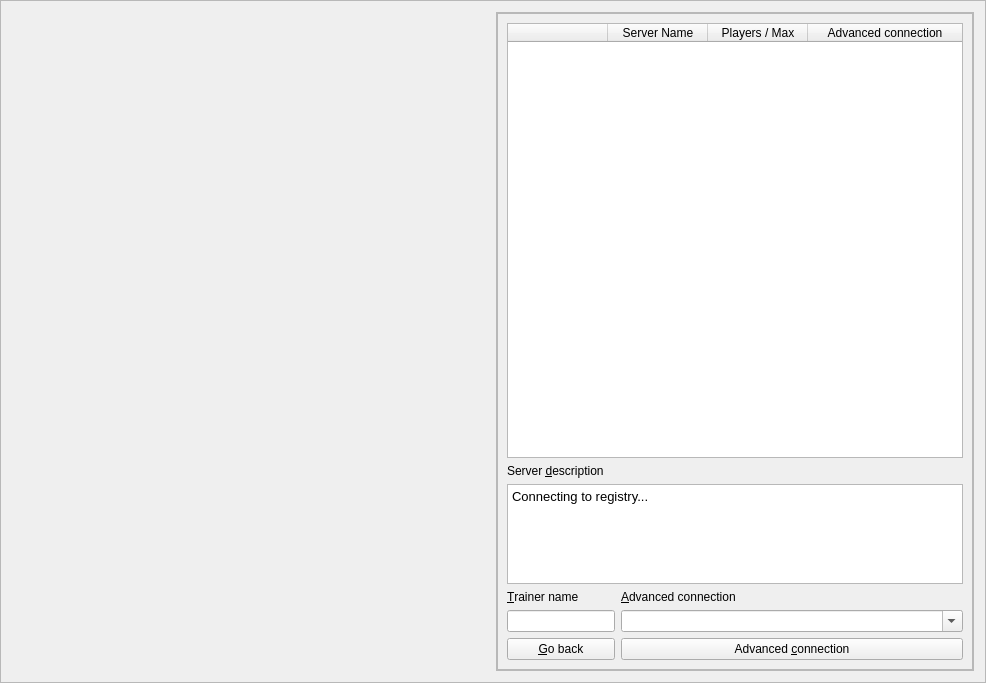
This is src/Teambuilder/serverchoice.ui in po-devs/pokemon-online as Qt 5 draws it before an edit. The edited form follows.
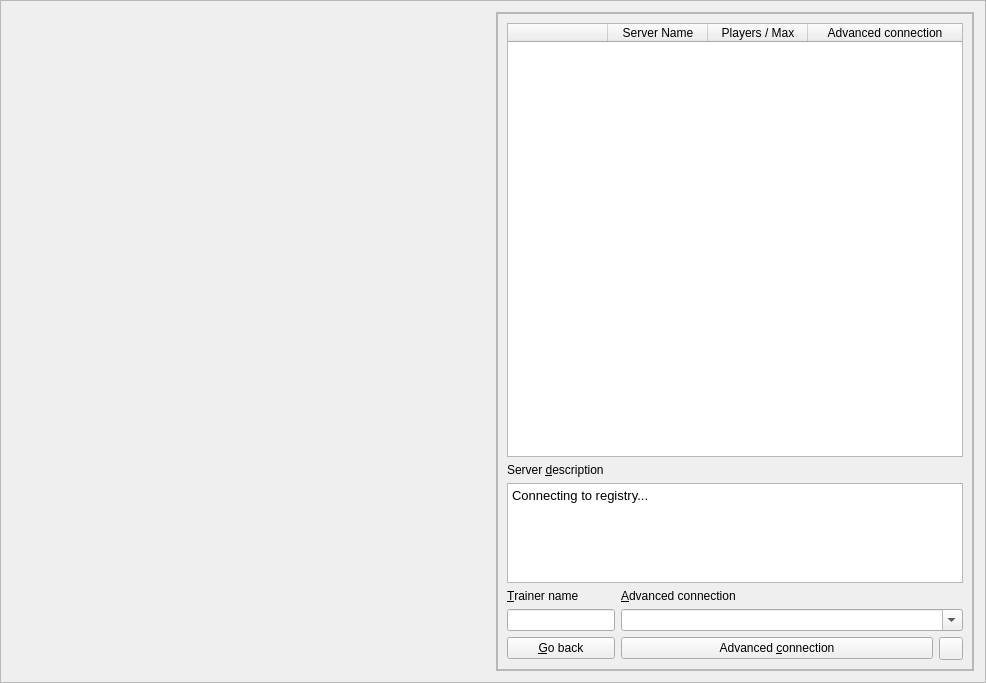
This is the edited form. Custom widgets are drawn as their Qt base class.

Commit message: Fixed plugins and added change port button in serverchoice ui

```diff
--- a/src/Teambuilder/serverchoice.ui
+++ b/src/Teambuilder/serverchoice.ui
@@ -56,8 +56,8 @@
         <property name="frameShadow">
          <enum>QFrame::Raised</enum>
         </property>
-        <layout class="QGridLayout" name="gridLayout" columnstretch="0,1">
-         <item row="0" column="0" colspan="2">
+        <layout class="QGridLayout" name="gridLayout" columnstretch="0,1,0">
+         <item row="0" column="0" colspan="3">
           <widget class="QTableWidget" name="serverList">
            <property name="editTriggers">
             <set>QAbstractItemView::NoEditTriggers</set>
@@ -115,7 +115,7 @@
            </property>
           </widget>
          </item>
-         <item row="2" column="0" colspan="2">
+         <item row="2" column="0" colspan="3">
           <widget class="PokeTextEdit" name="description">
            <property name="sizePolicy">
             <sizepolicy hsizetype="Expanding" vsizetype="Fixed">
@@ -183,7 +183,7 @@
            </property>
           </widget>
          </item>
-         <item row="5" column="1">
+         <item row="5" column="1" colspan="2">
           <layout class="QHBoxLayout" name="horizontalLayout_2">
            <property name="spacing">
             <number>0</number>
@@ -197,6 +197,19 @@
            </item>
           </layout>
          </item>
+         <item row="6" column="2">
+          <widget class="QToolButton" name="switchPort">
+           <property name="toolTip">
+            <string>Switch registry port in case no servers show up</string>
+           </property>
+           <property name="text">
+            <string/>
+           </property>
+           <property name="shortcut">
+            <string>Ctrl+R</string>
+           </property>
+          </widget>
+         </item>
         </layout>
        </widget>
       </item>
```
The commit also changes 5 other files.
